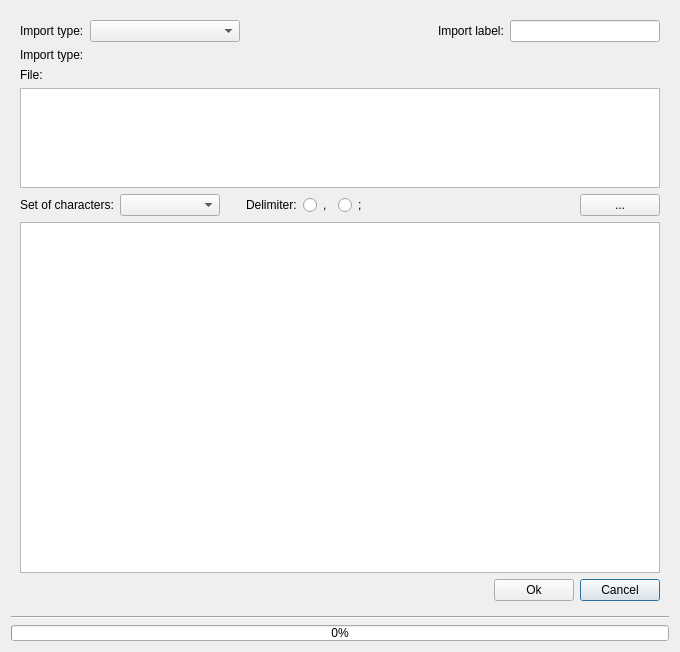
Qt form ui/csv2pg.ui (Giswater/giswater_qgis_plugin) before a commit.
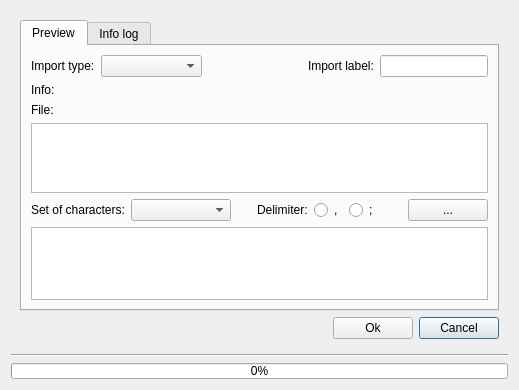
The same form after that commit.

Commit message: new tab added in order to show info from json

```diff
--- a/ui/csv2pg.ui
+++ b/ui/csv2pg.ui
@@ -6,8 +6,8 @@
    <rect>
     <x>0</x>
     <y>0</y>
-    <width>680</width>
-    <height>652</height>
+    <width>519</width>
+    <height>390</height>
    </rect>
   </property>
   <property name="windowTitle">
@@ -68,14 +68,17 @@
         </item>
        </layout>
       </item>
-      <item row="2" column="0">
-       <widget class="QLabel" name="lbl_info">
-        <property name="text">
-         <string>Import type:</string>
-        </property>
-       </widget>
-      </item>
       <item row="0" column="0">
+       <widget class="QTabWidget" name="tabWidget">
+        <property name="currentIndex">
+         <number>0</number>
+        </property>
+        <widget class="QWidget" name="tab_preview">
+         <attribute name="title">
+          <string>Preview</string>
+         </attribute>
+         <layout class="QVBoxLayout" name="verticalLayout_2">
+          <item>
        <layout class="QHBoxLayout" name="horizontalLayout">
         <item>
          <widget class="QLabel" name="label_units_2">
@@ -147,10 +150,14 @@
         </item>
        </layout>
       </item>
-      <item row="5" column="0">
-       <widget class="QTableView" name="tbl_csv"/>
-      </item>
-      <item row="4" column="0">
+          <item>
+           <widget class="QLabel" name="lbl_info">
+            <property name="text">
+             <string>Info:</string>
+            </property>
+           </widget>
+          </item>
+          <item>
        <layout class="QVBoxLayout" name="verticalLayout">
         <item>
          <widget class="QLabel" name="label_checkfreq_2">
@@ -284,6 +291,23 @@
          </layout>
         </item>
        </layout>
+          </item>
+          <item>
+           <widget class="QTableView" name="tbl_csv"/>
+          </item>
+         </layout>
+        </widget>
+        <widget class="QWidget" name="tab_info">
+         <attribute name="title">
+          <string>Info log</string>
+         </attribute>
+         <layout class="QGridLayout" name="gridLayout_4">
+          <item row="0" column="0">
+           <widget class="QTextEdit" name="txt_infolog"/>
+          </item>
+         </layout>
+        </widget>
+       </widget>
       </item>
      </layout>
     </widget>
```
Lines whose indentation alone changed are shown as unchanged. The commit also changes 1 other file.
